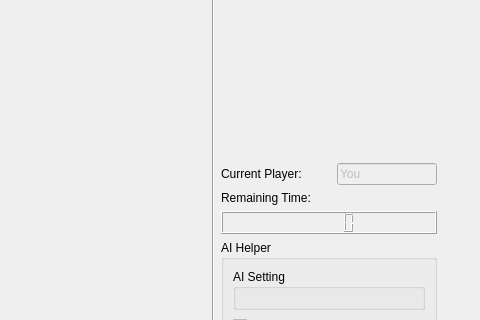
First picture: the form in src/surakarta_session_window.ui, repository surakarta-game/surakarta-game, before the edit; both pictures show x 437 to 917 and y 185 to 505 of the 917 by 626 pixel window.
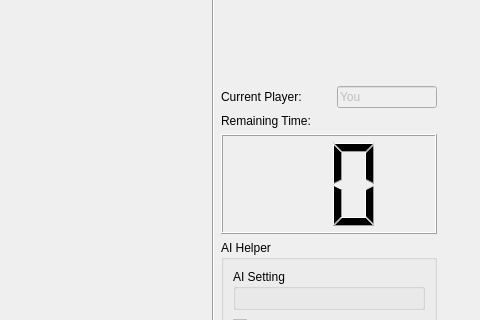
Second picture: the form after the edit. Custom widgets are drawn as their Qt base class.

Patch:
```diff
--- a/src/surakarta_session_window.ui
+++ b/src/surakarta_session_window.ui
@@ -86,7 +86,7 @@
     </widget>
    </item>
    <item>
-    <layout class="QVBoxLayout" name="verticalLayout" stretch="15,0,0,0,2">
+    <layout class="QVBoxLayout" name="verticalLayout" stretch="0,0,0,0,0,0">
      <item>
       <spacer name="verticalSpacer">
        <property name="orientation">
@@ -95,7 +95,7 @@
        <property name="sizeHint" stdset="0">
         <size>
          <width>20</width>
-         <height>248</height>
+         <height>150</height>
         </size>
        </property>
       </spacer>
@@ -134,8 +134,6 @@
       </layout>
      </item>
      <item>
-      <layout class="QVBoxLayout" name="verticalLayout_5">
-       <item>
         <widget class="QLabel" name="label_2">
          <property name="text">
           <string>Remaining Time:</string>
@@ -144,12 +142,19 @@
        </item>
        <item>
         <widget class="QLCDNumber" name="remaining_time">
+       <property name="minimumSize">
+        <size>
+         <width>0</width>
+         <height>100</height>
+        </size>
+       </property>
          <property name="smallDecimalPoint">
           <bool>false</bool>
          </property>
-        </widget>
-       </item>
-      </layout>
+       <property name="digitCount">
+        <number>2</number>
+       </property>
+      </widget>
      </item>
      <item>
       <widget class="QGroupBox" name="groupBox">
```
Left out of the diff: 21 changed lines with no effect on the pictures. Lines whose indentation alone changed are shown as unchanged.
